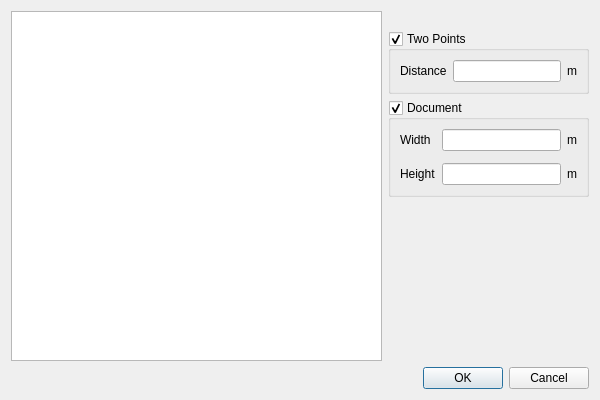
The window that SIM-VICUS/src/SVImportPDFDialog.ui (Brockaaa/SIM-VICUS) describes before a commit, drawn with Qt 5.
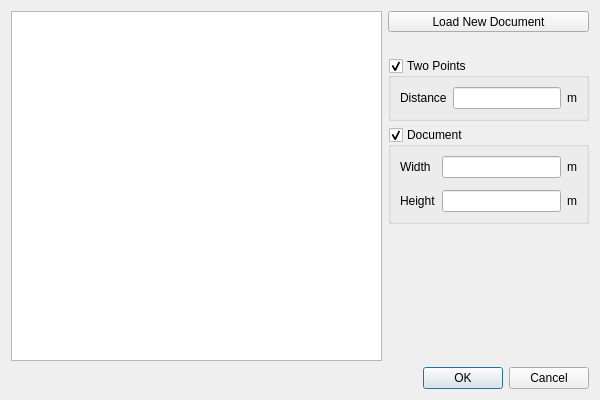
The same window after the commit. Custom widgets are drawn as their Qt base class.

Patch:
```diff
--- a/SIM-VICUS/src/SVImportPDFDialog.ui
+++ b/SIM-VICUS/src/SVImportPDFDialog.ui
@@ -33,7 +33,20 @@
       </widget>
      </item>
      <item>
-      <layout class="QVBoxLayout" name="verticalLayoutSidebar" stretch="0,0,0,1">
+      <layout class="QVBoxLayout" name="verticalLayoutSidebar" stretch="0,0,0,0,1">
+       <item>
+        <widget class="QToolButton" name="toolButtonLoad">
+         <property name="maximumSize">
+          <size>
+           <width>500</width>
+           <height>16777215</height>
+          </size>
+         </property>
+         <property name="text">
+          <string>Load New Document</string>
+         </property>
+        </widget>
+       </item>
        <item>
         <widget class="QLabel" name="labelInstructUser">
          <property name="maximumSize">
@@ -132,7 +145,7 @@
           <item row="0" column="1">
            <widget class="QtExt::ValidatingLineEdit" name="lineEditWidth">
             <property name="readOnly">
-             <bool>true</bool>
+             <bool>false</bool>
             </property>
            </widget>
           </item>
@@ -153,7 +166,7 @@
           <item row="1" column="1">
            <widget class="QtExt::ValidatingLineEdit" name="lineEditHeight">
             <property name="readOnly">
-             <bool>true</bool>
+             <bool>false</bool>
             </property>
            </widget>
           </item>
```
